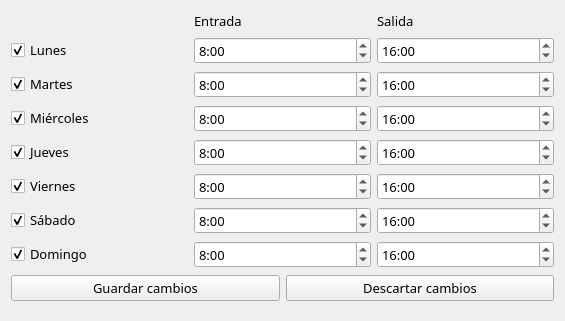
Above: horario.ui from enchiladaSuiza/AsistenciaFototeca before the change. Below: the same form after it.
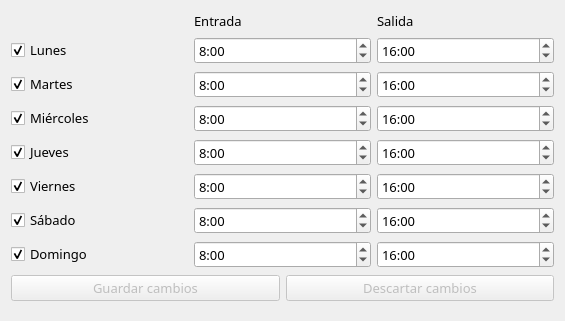
That is the form after the change.

Commit message: Actualización de botones de cambios en Horario

```diff
--- a/horario.ui
+++ b/horario.ui
@@ -640,6 +640,9 @@
      </property>
      <item>
       <widget class="QPushButton" name="guardarButton">
+       <property name="enabled">
+        <bool>false</bool>
+       </property>
        <property name="sizePolicy">
         <sizepolicy hsizetype="Minimum" vsizetype="Maximum">
          <horstretch>0</horstretch>
@@ -659,6 +662,9 @@
      </item>
      <item>
       <widget class="QPushButton" name="descartarButton">
+       <property name="enabled">
+        <bool>false</bool>
+       </property>
        <property name="sizePolicy">
         <sizepolicy hsizetype="Minimum" vsizetype="Maximum">
          <horstretch>0</horstretch>
```
The commit also changes 3 other files.
